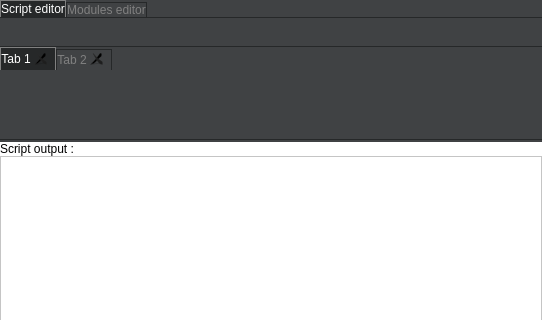
The window that plugins/view/PythonScriptView/PythonScriptViewWidget.ui (Tulip-Dev/tulip) describes before a commit, drawn with Qt 5; both pictures show x 0 to 542 and y 0 to 320 of the 542 by 608 pixel window.
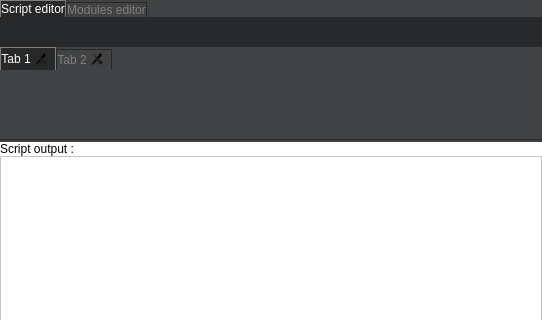
The same window after the commit. Icons and pictures are not drawn. Custom widgets are drawn as their Qt base class.

```diff
--- a/plugins/view/PythonScriptView/PythonScriptViewWidget.ui
+++ b/plugins/view/PythonScriptView/PythonScriptViewWidget.ui
@@ -253,7 +253,7 @@
 	border-bottom: 1px solid #262829;
 	border-right: black;
 	border-left: black;
-	background-color: #404244;
+	background-color: #262829;
 }
 
 QToolButton {
```
Left out of the diff: 2 changed lines with no effect on the pictures.
